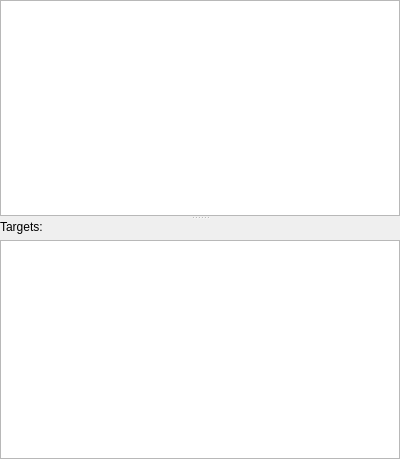
Before: the Qt Designer form documentview.ui in martinribelotta/embedded-ide, drawn with Qt 5.
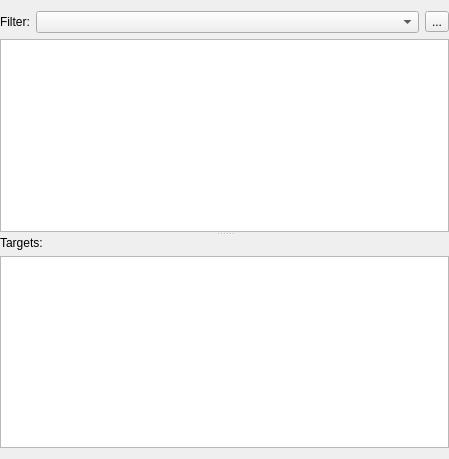
After: the same form once the commit is applied.

Commit message: Some changes to work on windows (not completed)

The edit to the form file:
```diff
--- a/documentview.ui
+++ b/documentview.ui
@@ -6,34 +6,55 @@
    <rect>
     <x>0</x>
     <y>0</y>
-    <width>400</width>
+    <width>449</width>
     <height>459</height>
    </rect>
   </property>
   <property name="windowTitle">
    <string>Form</string>
   </property>
-  <layout class="QVBoxLayout" name="verticalLayout_2">
-   <property name="spacing">
-    <number>0</number>
-   </property>
+  <layout class="QVBoxLayout" name="verticalLayout_3">
    <property name="leftMargin">
     <number>0</number>
    </property>
-   <property name="topMargin">
-    <number>0</number>
-   </property>
    <property name="rightMargin">
     <number>0</number>
    </property>
-   <property name="bottomMargin">
-    <number>0</number>
-   </property>
    <item>
     <widget class="QSplitter" name="splitter">
      <property name="orientation">
       <enum>Qt::Vertical</enum>
      </property>
+     <widget class="QWidget" name="layoutWidget">
+      <layout class="QVBoxLayout" name="verticalLayout_2">
+       <item>
+        <layout class="QHBoxLayout" name="horizontalLayout">
+         <item>
+          <widget class="QLabel" name="label_2">
+           <property name="sizePolicy">
+            <sizepolicy hsizetype="Maximum" vsizetype="Preferred">
+             <horstretch>0</horstretch>
+             <verstretch>0</verstretch>
+            </sizepolicy>
+           </property>
+           <property name="text">
+            <string>Filter:</string>
+           </property>
+          </widget>
+         </item>
+         <item>
+          <widget class="QComboBox" name="filterCombo"/>
+         </item>
+         <item>
+          <widget class="QToolButton" name="filterButton">
+           <property name="text">
+            <string>...</string>
+           </property>
+          </widget>
+         </item>
+        </layout>
+       </item>
+       <item>
      <widget class="QTreeView" name="treeView">
       <property name="editTriggers">
        <set>QAbstractItemView::NoEditTriggers</set>
@@ -47,6 +68,9 @@
       <attribute name="headerCascadingSectionResizes">
        <bool>true</bool>
       </attribute>
+        </widget>
+       </item>
+      </layout>
      </widget>
      <widget class="QWidget" name="layoutWidget">
       <layout class="QVBoxLayout" name="verticalLayout">
```
Lines whose indentation alone changed are shown as unchanged. The commit also changes 6 other files.
